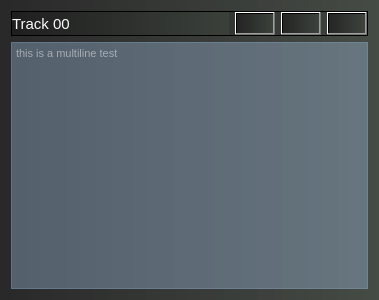
This is GUI/UI/TimelineHeaderWidget/TimelineHeaderWidget_ContentsExpanded.ui in BrendonWatsonLab/PhoPyQtTimelinePlotter as Qt 5 draws it before an edit. The edited form follows.
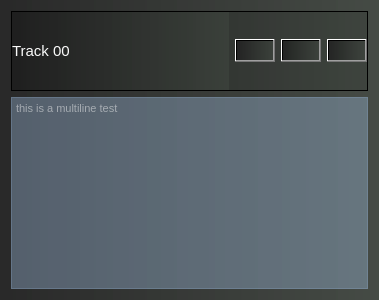
This is the edited form.

Commit message: Improved label rending on macOS

What changed in the file:
```diff
--- a/GUI/UI/TimelineHeaderWidget/TimelineHeaderWidget_ContentsExpanded.ui
+++ b/GUI/UI/TimelineHeaderWidget/TimelineHeaderWidget_ContentsExpanded.ui
@@ -52,11 +52,17 @@
       <item>
        <widget class="QLabel" name="lblTitle">
         <property name="sizePolicy">
-         <sizepolicy hsizetype="Expanding" vsizetype="Preferred">
+         <sizepolicy hsizetype="Expanding" vsizetype="MinimumExpanding">
           <horstretch>0</horstretch>
           <verstretch>0</verstretch>
          </sizepolicy>
         </property>
+        <property name="minimumSize">
+         <size>
+          <width>0</width>
+          <height>13</height>
+         </size>
+        </property>
         <property name="font">
          <font>
           <pointsize>11</pointsize>
```
The commit also changes 2 other files.
